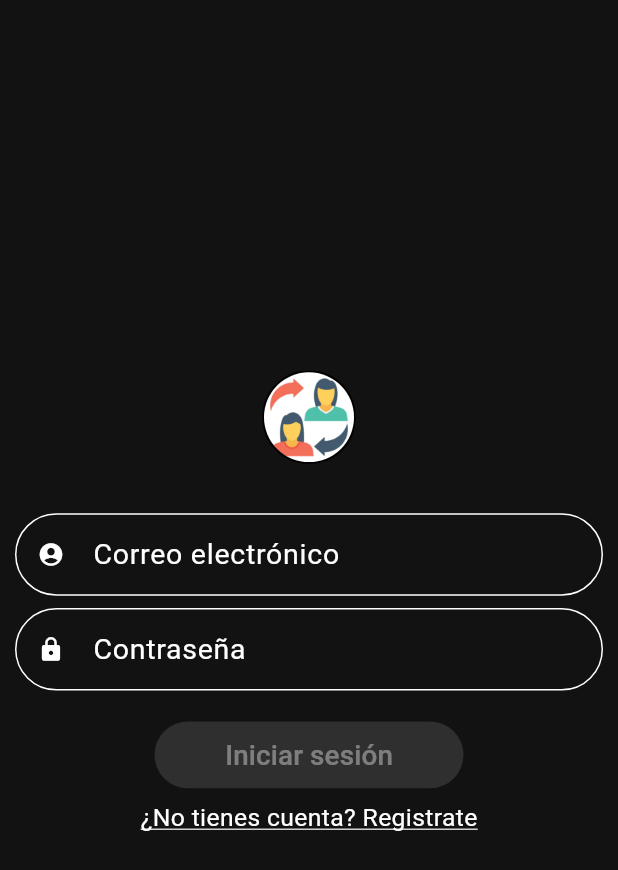
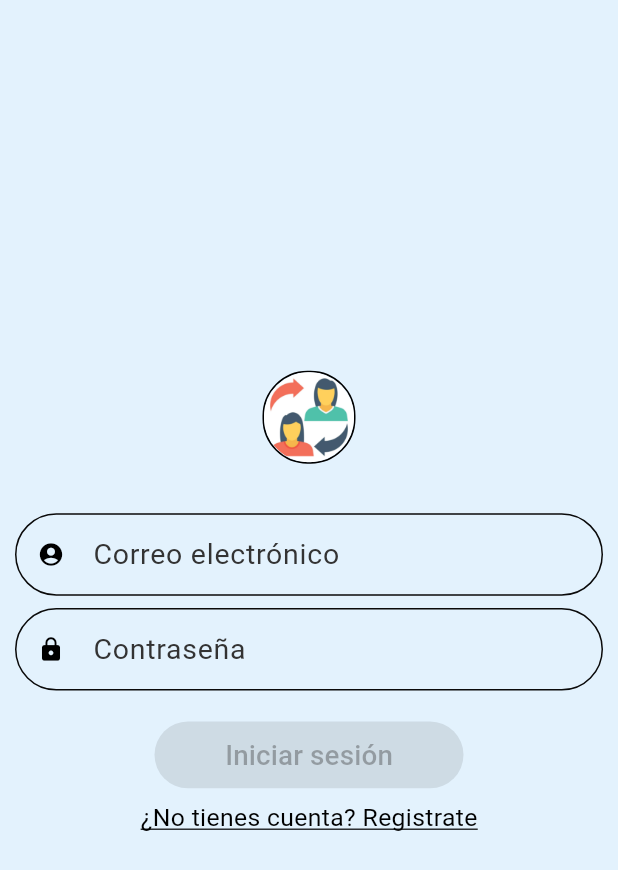
Before and after one commit to PaulaAlarcon20/GestorTrabajadores2.0, a Flutter app: the screen it shows after launch, on a phone screen of 412 x 824 dp. Shown: the top 870 px of the screen. Run offline on Flutter 3.47's test engine with Material 3 defaults, Android fonts, the phone set to English and light mode, and no system bars; our stand-ins replace bloc, equatable, flutter_bloc, formz.

Commit message:
[UPDATE] Cambios insignificantes que volveran a cambiar en base a pruebas

```diff
--- a/Front-end/front_end_gui/lib/main.dart
+++ b/Front-end/front_end_gui/lib/main.dart
@@ -13,7 +13,7 @@ class MyApp extends StatelessWidget {
   Widget build(BuildContext context) {
     return MaterialApp(
       debugShowCheckedModeBanner: false,
-      theme: AppTheme(selectionColor: 1).theme(),
+      theme: AppTheme(selectionColor: 0).theme(),
       title: 'Turn App',
       home: Scaffold(
         ///appBar: AppBar(//title: const Text('Nuevo usuario'),),
--- a/Front-end/front_end_gui/lib/views/RegisterView_screen.dart
+++ b/Front-end/front_end_gui/lib/views/RegisterView_screen.dart
@@ -126,7 +126,6 @@ class RegisterForm extends StatelessWidget {
               onPressed: stateForm
                 ? () {
                   registerCubit.onSubmit();
-                  print('ENTRA AQUÍ 1');
                   Navigator.pushReplacement(
                     context,
                     MaterialPageRoute(builder: (context) => HomeScreen()));
```
